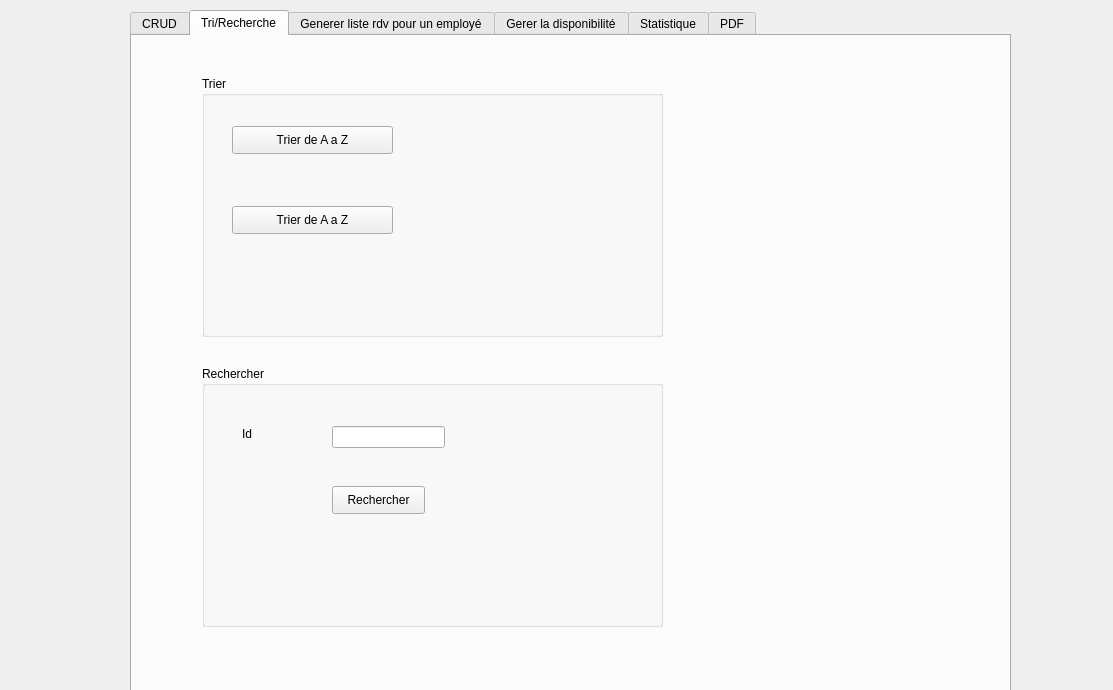
This is gestionrdv.ui in sirineghribi/SMART_RECRUITING_2A17 as Qt 5 draws it before an edit. The edited form follows.
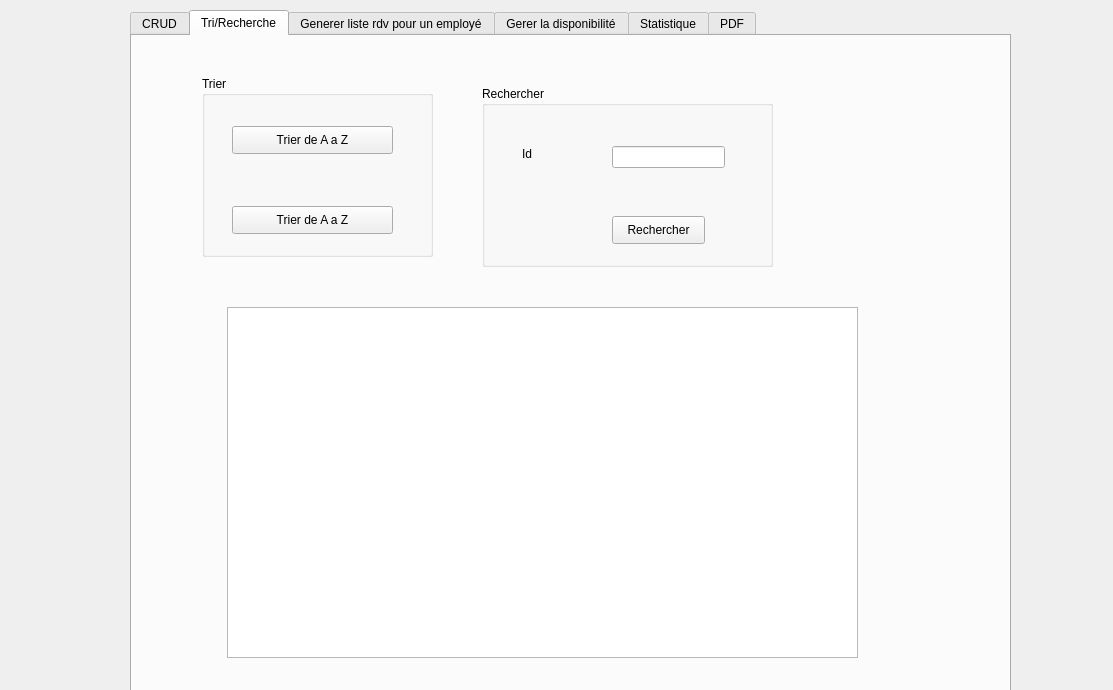
This is the edited form. The open tabs and pages were chosen to show the change. Icons and pictures are not drawn.

```diff
--- a/gestionrdv.ui
+++ b/gestionrdv.ui
@@ -248,8 +248,8 @@
       <rect>
        <x>70</x>
        <y>40</y>
-       <width>461</width>
-       <height>261</height>
+       <width>231</width>
+       <height>181</height>
       </rect>
      </property>
      <property name="title">
@@ -285,10 +285,10 @@
     <widget class="QGroupBox" name="groupBox_5">
      <property name="geometry">
       <rect>
-       <x>70</x>
-       <y>330</y>
-       <width>461</width>
-       <height>261</height>
+       <x>350</x>
+       <y>50</y>
+       <width>291</width>
+       <height>181</height>
       </rect>
      </property>
      <property name="title">
@@ -321,7 +321,7 @@
       <property name="geometry">
        <rect>
         <x>130</x>
-        <y>120</y>
+        <y>130</y>
         <width>93</width>
         <height>28</height>
        </rect>
@@ -331,6 +331,16 @@
       </property>
      </widget>
     </widget>
+    <widget class="QTableView" name="tab_tri_rech">
+     <property name="geometry">
+      <rect>
+       <x>95</x>
+       <y>271</y>
+       <width>631</width>
+       <height>351</height>
+      </rect>
+     </property>
+    </widget>
    </widget>
    <widget class="QWidget" name="tab_3">
     <attribute name="title">
```
Left out of the diff: 6 changed lines with no effect on the pictures.
